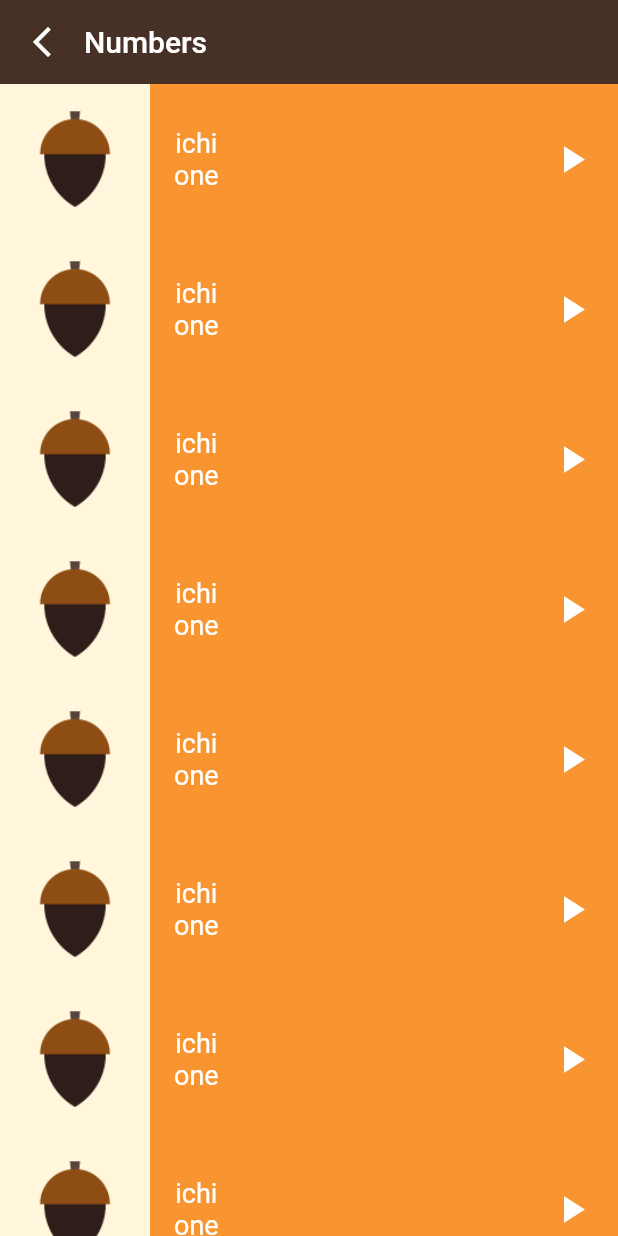
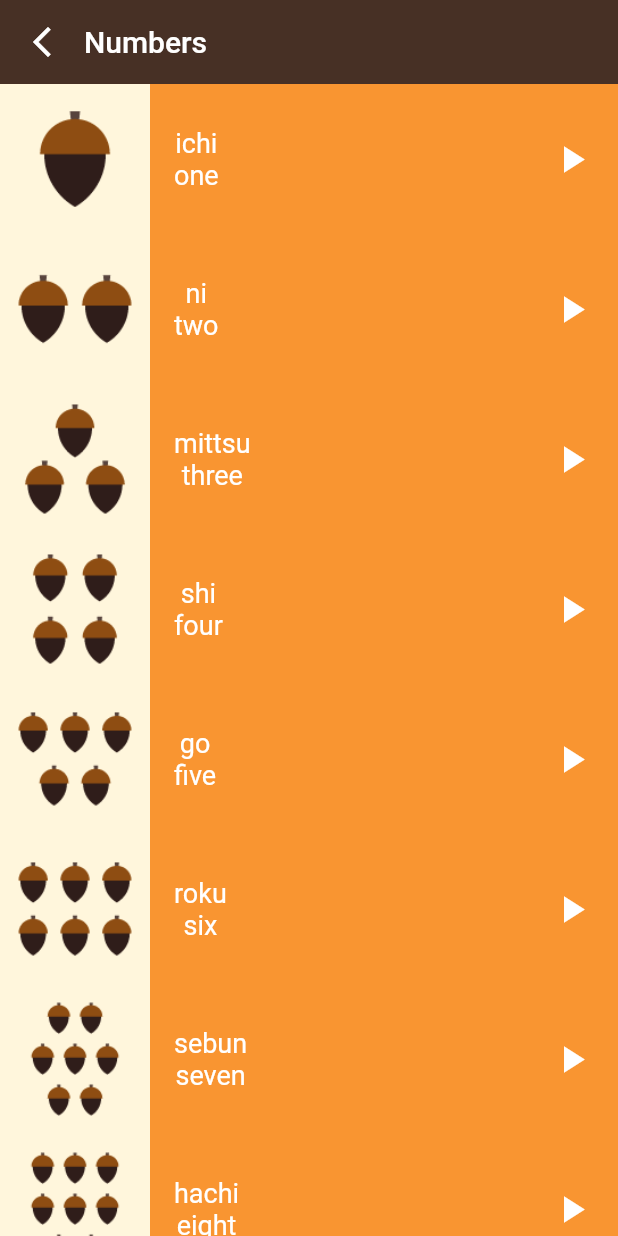
Before and after one commit to Ahmeddsanad/toku_application, a Flutter app: the Numbers screen opened directly, on a phone screen of 412 x 824 dp. Run offline on Flutter 3.47's test engine with Material 2 defaults, Android fonts, the phone set to English and light mode, and no system bars.

Commit message:
creating_list_of_numbers

```diff
--- a/lib/screens/numbers_page.dart
+++ b/lib/screens/numbers_page.dart
@@ -7,11 +7,59 @@
 class Numbers extends StatelessWidget {
   const Numbers({super.key});
 
-  final One = const Number(
-    Image: 'assets/images/numbers/number_one.png',
-    enName: 'one',
-    jpName: 'ichi',
-  );
+  final List<Number> NumbersList = const [
+    Number(
+      Image: 'assets/images/numbers/number_one.png',
+      enName: 'one',
+      jpName: 'ichi',
+    ),
+    Number(
+      Image: 'assets/images/numbers/number_two.png',
+      enName: 'two',
+      jpName: 'ni',
+    ),
+    Number(
+      Image: 'assets/images/numbers/number_three.png',
+      enName: 'three',
+      jpName: 'mittsu',
+    ),
+    Number(
+      Image: 'assets/images/numbers/number_four.png',
+      enName: 'four',
+      jpName: 'shi',
+    ),
+    Number(
+      Image: 'assets/images/numbers/number_five.png',
+      enName: 'five',
+      jpName: 'go',
+    ),
+    Number(
+      Image: 'assets/images/numbers/number_six.png',
+      enName: 'six',
+      jpName: 'roku',
+    ),
+    Number(
+      Image: 'assets/images/numbers/number_seven.png',
+      enName: 'seven',
+      jpName: 'sebun',
+    ),
+    Number(
+      Image: 'assets/images/numbers/number_eight.png',
+      enName: 'eight',
+      jpName: 'hachi',
+    ),
+    Number(
+      Image: 'assets/images/numbers/number_nine.png',
+      enName: 'nine',
+      jpName: 'kyū',
+    ),
+    Number(
+      Image: 'assets/images/numbers/number_ten.png',
+      enName: 'ten',
+      jpName: 'jū',
+    ),
+  ];
+
   @override
   Widget build(BuildContext context) {
     return Scaffold(
@@ -29,28 +77,34 @@
       body: ListView(
         children: [
           NumberItem(
-            number: One,
+            number: NumbersList[0],
           ),
           NumberItem(
-            number: One,
+            number: NumbersList[1],
           ),
           NumberItem(
-            number: One,
+            number: NumbersList[2],
           ),
           NumberItem(
-            number: One,
+            number: NumbersList[3],
           ),
           NumberItem(
-            number: One,
+            number: NumbersList[4],
           ),
           NumberItem(
-            number: One,
+            number: NumbersList[5],
           ),
           NumberItem(
-            number: One,
+            number: NumbersList[6],
           ),
           NumberItem(
-            number: One,
+            number: NumbersList[7],
+          ),
+          NumberItem(
+            number: NumbersList[8],
+          ),
+          NumberItem(
+            number: NumbersList[9],
           ),
         ],
       ),
```
